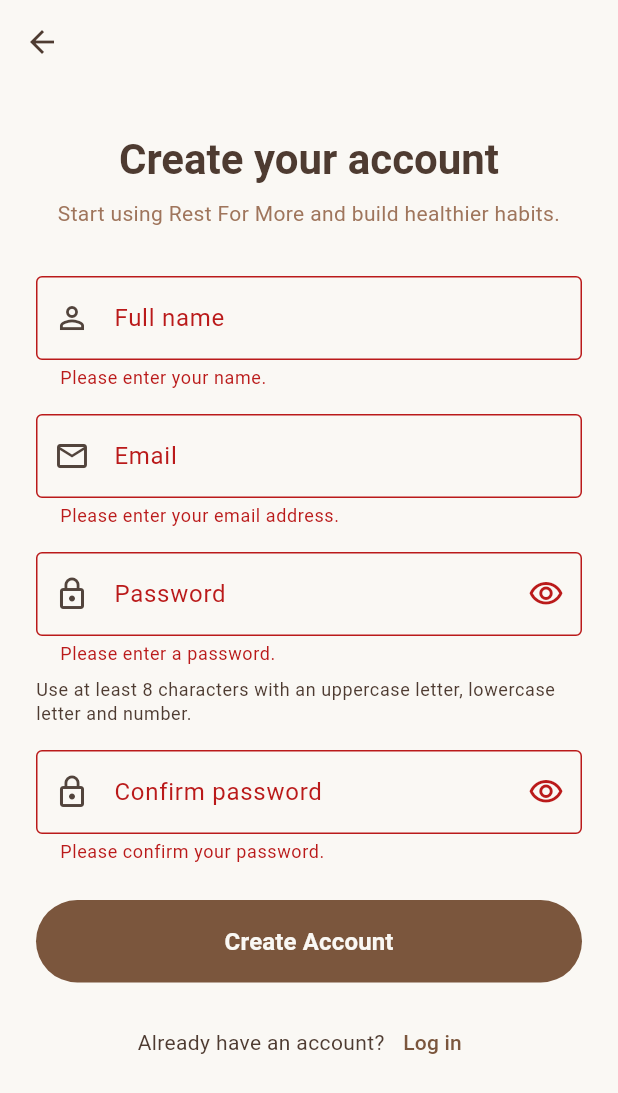
After one commit to aleynahasanova/rest-for-more, a Flutter app: the RegistrationScreen screen opened directly, after a tap on "Create Account", on a phone screen of 412 x 824 dp. The commit adds this screen. Shown: the top 1093 px of the screen. Run offline on Flutter 3.47's test engine with Material 3 defaults, Android fonts, the light colour scheme and no system bars.

Commit message:
add registration screen

```diff
--- a/lib/main.dart
+++ b/lib/main.dart
@@ -1,6 +1,7 @@
 import 'package:flutter/material.dart';
 
 import 'screens/focusmode.dart';
+import 'screens/registration_screen.dart';
 import 'theme/app_theme.dart';
 
 void main() {
@@ -76,6 +77,19 @@ class _MyHomePageState extends State<MyHomePage> {
               icon: const Icon(Icons.timer_outlined),
               label: const Text('Start Focus Mode'),
             ),
+            const SizedBox(height: 12),
+
+            OutlinedButton.icon(
+              onPressed: () {
+                Navigator.of(context).push(
+                  MaterialPageRoute<void>(
+                    builder: (context) => const RegistrationScreen(),
+                  ),
+                );
+              },
+              icon: const Icon(Icons.person_add_outlined),
+              label: const Text('Create Account'),
+            ),
           ],
         ),
       ),
--- /dev/null
+++ b/lib/screens/registration_screen.dart
@@ -0,0 +1,329 @@
+import 'package:flutter/material.dart';
+
+import '../services/fake_auth_service.dart';
+import '../theme/app_colors.dart';
+
+class RegistrationScreen extends StatefulWidget {
+  const RegistrationScreen({super.key});
+
+  @override
+  State<RegistrationScreen> createState() => _RegistrationScreenState();
+}
+
+class _RegistrationScreenState extends State<RegistrationScreen> {
+  final _formKey = GlobalKey<FormState>();
+
+  final _nameController = TextEditingController();
+  final _emailController = TextEditingController();
+  final _passwordController = TextEditingController();
+  final _confirmPasswordController = TextEditingController();
+
+  bool _showPassword = false;
+  bool _showConfirmPassword = false;
+  bool _registrationSuccessful = false;
+
+  @override
+  void dispose() {
+    _nameController.dispose();
+    _emailController.dispose();
+    _passwordController.dispose();
+    _confirmPasswordController.dispose();
+
+    super.dispose();
+  }
+
+  String? _validateName(String? value) {
+    if (value == null || value.trim().isEmpty) {
+      return 'Please enter your name.';
+    }
+
+    return null;
+  }
+
+  String? _validateEmail(String? value) {
+    if (value == null || value.trim().isEmpty) {
+      return 'Please enter your email address.';
+    }
+
+    final email = value.trim();
+
+    final emailPattern = RegExp(
+      r'^[^@\s]+@[^@\s]+\.[^@\s]+$',
+    );
+
+    if (!emailPattern.hasMatch(email)) {
+      return 'Please enter a valid email address.';
+    }
+
+    if (FakeAuthService.emailExists(email)) {
+      return 'An account with this email already exists.';
+    }
+
+    return null;
+  }
+
+  String? _validatePassword(String? value) {
+    if (value == null || value.isEmpty) {
+      return 'Please enter a password.';
+    }
+
+    if (value.length < 8) {
+      return 'Password must contain at least 8 characters.';
+    }
+
+    if (!RegExp(r'[A-Z]').hasMatch(value)) {
+      return 'Password must contain an uppercase letter.';
+    }
+
+    if (!RegExp(r'[a-z]').hasMatch(value)) {
+      return 'Password must contain a lowercase letter.';
+    }
+
+    if (!RegExp(r'[0-9]').hasMatch(value)) {
+      return 'Password must contain a number.';
+    }
+
+    return null;
+  }
+
+  String? _validateConfirmPassword(String? value) {
+    if (value == null || value.isEmpty) {
+      return 'Please confirm your password.';
+    }
+
+    if (value != _passwordController.text) {
+      return 'Passwords do not match.';
+    }
+
+    return null;
+  }
+
+  void _createAccount() {
+    FocusScope.of(context).unfocus();
+
+    final isValid = _formKey.currentState?.validate() ?? false;
+
+    if (!isValid) {
+      return;
+    }
+
+    final wasCreated = FakeAuthService.register(
+      email: _emailController.text,
+      password: _passwordController.text,
+    );
+
+    if (!wasCreated) {
+      ScaffoldMessenger.of(context).showSnackBar(
+        const SnackBar(
+          content: Text('This email is already registered.'),
+        ),
+      );
+
+      return;
+    }
+
+    setState(() {
+      _registrationSuccessful = true;
+    });
+
+    ScaffoldMessenger.of(context).showSnackBar(
+      const SnackBar(
+        content: Text('Account created successfully!'),
+      ),
+    );
+  }
+
+  @override
+  Widget build(BuildContext context) {
+    return Scaffold(
+      appBar: AppBar(),
+      body: SafeArea(
+        child: SingleChildScrollView(
+          padding: const EdgeInsets.all(24),
+          child: Form(
+            key: _formKey,
+            child: Column(
+              crossAxisAlignment: CrossAxisAlignment.stretch,
+              children: [
+                const SizedBox(height: 8),
+
+                Text(
+                  'Create your account',
+                  textAlign: TextAlign.center,
+                  style: Theme.of(context).textTheme.headlineMedium?.copyWith(
+                        fontWeight: FontWeight.bold,
+                        color: AppColors.ink,
+                      ),
+                ),
+
+                const SizedBox(height: 8),
+
+                Text(
+                  'Start using Rest For More and build healthier habits.',
+                  textAlign: TextAlign.center,
+                  style: Theme.of(context).textTheme.bodyMedium?.copyWith(
+                        color: AppColors.brandTint,
+                      ),
+                ),
+
+                const SizedBox(height: 32),
+
+                TextFormField(
+                  controller: _nameController,
+                  textInputAction: TextInputAction.next,
+                  decoration: const InputDecoration(
+                    labelText: 'Full name',
+                    hintText: 'Enter your full name',
+                    prefixIcon: Icon(Icons.person_outline),
+                    border: OutlineInputBorder(),
+                  ),
+                  validator: _validateName,
+                ),
+
+                const SizedBox(height: 16),
+
+                TextFormField(
+                  controller: _emailController,
+                  keyboardType: TextInputType.emailAddress,
+                  textInputAction: TextInputAction.next,
+                  decoration: const InputDecoration(
+                    labelText: 'Email',
+                    hintText: 'Enter your email address',
+                    prefixIcon: Icon(Icons.email_outlined),
+                    border: OutlineInputBorder(),
+                  ),
+                  validator: _validateEmail,
+                ),
+
+                const SizedBox(height: 16),
+
+                TextFormField(
+                  controller: _passwordController,
+                  obscureText: !_showPassword,
+                  textInputAction: TextInputAction.next,
+                  decoration: InputDecoration(
+                    labelText: 'Password',
+                    hintText: 'Enter your password',
+                    prefixIcon: const Icon(Icons.lock_outline),
+                    border: const OutlineInputBorder(),
+                    suffixIcon: IconButton(
+                      onPressed: () {
+                        setState(() {
+                          _showPassword = !_showPassword;
+                        });
+                      },
+                      icon: Icon(
+                        _showPassword
+                            ? Icons.visibility_off_outlined
+                            : Icons.visibility_outlined,
+                      ),
+                    ),
+                  ),
+                  validator: _validatePassword,
+                ),
+
+                const SizedBox(height: 8),
+
+                Text(
+                  'Use at least 8 characters with an uppercase letter, '
+                  'lowercase letter and number.',
+                  style: Theme.of(context).textTheme.bodySmall,
+                ),
+
+                const SizedBox(height: 16),
+
+                TextFormField(
+                  controller: _confirmPasswordController,
+                  obscureText: !_showConfirmPassword,
+                  textInputAction: TextInputAction.done,
+                  decoration: InputDecoration(
+                    labelText: 'Confirm password',
+                    hintText: 'Enter your password again',
+                    prefixIcon: const Icon(Icons.lock_outline),
+                    border: const OutlineInputBorder(),
+                    suffixIcon: IconButton(
+                      onPressed: () {
+                        setState(() {
+                          _showConfirmPassword =
+                              !_showConfirmPassword;
+                        });
+                      },
+                      icon: Icon(
+                        _showConfirmPassword
+                            ? Icons.visibility_off_outlined
+                            : Icons.visibility_outlined,
+                      ),
+                    ),
+                  ),
+                  validator: _validateConfirmPassword,
+                  onFieldSubmitted: (_) {
+                    _createAccount();
+                  },
+                ),
+
+                const SizedBox(height: 24),
+
+                FilledButton(
+                  onPressed: _createAccount,
+                  style: FilledButton.styleFrom(
+                    padding: const EdgeInsets.symmetric(
+                      vertical: 16,
+                    ),
+                  ),
+                  child: const Text(
+                    'Create Account',
+                    style: TextStyle(
+                      fontSize: 16,
+                      fontWeight: FontWeight.w600,
+                    ),
+                  ),
+                ),
+
+                if (_registrationSuccessful) ...[
+                  const SizedBox(height: 24),
+
+                  Container(
+                    padding: const EdgeInsets.all(16),
+                    decoration: BoxDecoration(
+                      color: AppColors.surfaceMuted,
+                      borderRadius: BorderRadius.circular(12),
+                    ),
+                    child: const Row(
+                      children: [
+                        Icon(
+                          Icons.check_circle_outline,
+                          color: AppColors.brand,
+                        ),
+                        SizedBox(width: 12),
+                        Expanded(
+                          child: Text(
+                            'Your account was created successfully.',
+                          ),
+                        ),
+                      ],
+                    ),
+                  ),
+                ],
+
+                const SizedBox(height: 16),
+
+                Row(
+                  mainAxisAlignment: MainAxisAlignment.center,
+                  children: [
+                    const Text('Already have an account?'),
+                    TextButton(
+                      onPressed: () {
+                        Navigator.of(context).pop();
+                      },
+                      child: const Text('Log in'),
+                    ),
+                  ],
+                ),
+              ],
+            ),
+          ),
+        ),
+      ),
+    );
+  }
+}
--- /dev/null
+++ b/lib/services/fake_auth_service.dart
@@ -0,0 +1,40 @@
+class FakeAuthService {
+  FakeAuthService._();
+
+  // Fake accounts stored only while the app is running.
+  static final Map<String, String> _accounts = {
+    'demo@restformore.app': 'Demo1234',
+  };
+
+  static String _normalizeEmail(String email) {
+    return email.trim().toLowerCase();
+  }
+
+  static bool emailExists(String email) {
+    return _accounts.containsKey(_normalizeEmail(email));
+  }
+
+  static bool register({
+    required String email,
+    required String password,
+  }) {
+    final normalizedEmail = _normalizeEmail(email);
+
+    if (_accounts.containsKey(normalizedEmail)) {
+      return false;
+    }
+
+    _accounts[normalizedEmail] = password;
+    return true;
+  }
+
+  // We will use this when we create the login screen.
+  static bool canLogin({
+    required String email,
+    required String password,
+  }) {
+    final normalizedEmail = _normalizeEmail(email);
+
+    return _accounts[normalizedEmail] == password;
+  }
+}
```
Also changed, not shown: 1 other file.
